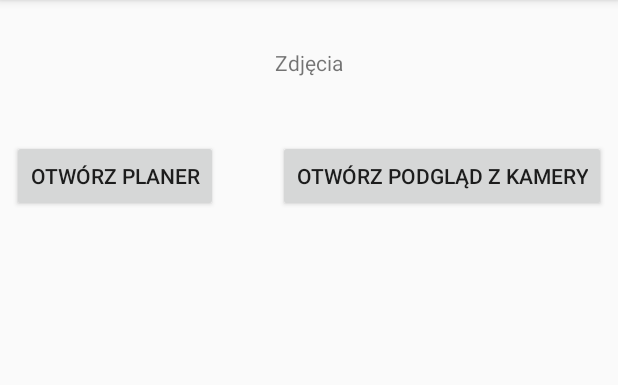
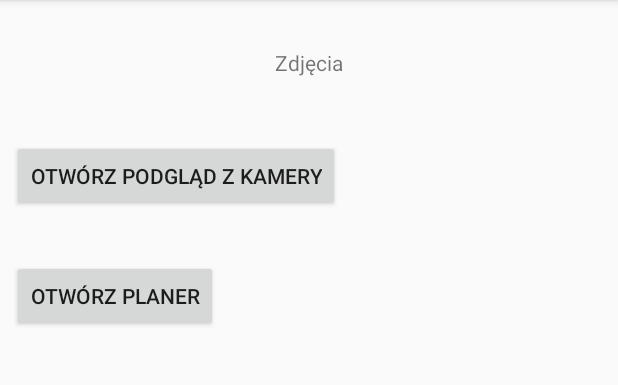
Before and after one commit to sebastiansoch/TakePhoto, an Android app: the screen it shows after launch (MainActivity), on a phone screen of 412 x 824 dp, the part 84-469 px from its top. Run offline under Robolectric (Android 15) with nearby library versions, the phone set to English and light mode, and no system bars.

Commit message:
Camera Preview, Changed Main View

```diff
--- a/app/src/main/res/layout/activity_main.xml
+++ b/app/src/main/res/layout/activity_main.xml
@@ -18,6 +18,16 @@
         app:layout_constraintStart_toStartOf="parent"
         app:layout_constraintTop_toTopOf="parent" />
 
+    <Button
+        android:id="@+id/cameraPreview_btn"
+        android:layout_width="wrap_content"
+        android:layout_height="wrap_content"
+        android:layout_marginTop="32dp"
+        android:layout_marginStart="8dp"
+        android:onClick="openCameraPreview"
+        android:text="@string/open_camera_preview"
+        app:layout_constraintStart_toStartOf="parent"
+        app:layout_constraintTop_toBottomOf="@+id/info_textView" />
 
     <Button
         android:id="@+id/photoScheduler_btn"
@@ -25,20 +35,10 @@
         android:layout_height="wrap_content"
         android:layout_marginStart="8dp"
         android:layout_marginTop="32dp"
+        android:onClick="openPhotoScheduler"
         android:text="@string/open_photo_scheduler"
         app:layout_constraintStart_toStartOf="parent"
-        app:layout_constraintTop_toBottomOf="@+id/info_textView"
-        android:onClick="openPhotoScheduler"/>
+        app:layout_constraintTop_toBottomOf="@+id/cameraPreview_btn" />
 
-    <Button
-        android:id="@+id/cameraPreview_btn"
-        android:layout_width="wrap_content"
-        android:layout_height="wrap_content"
-        android:layout_marginTop="32dp"
-        android:layout_marginEnd="8dp"
-        android:text="@string/open_camera_preview"
-        app:layout_constraintEnd_toEndOf="parent"
-        app:layout_constraintTop_toBottomOf="@+id/info_textView"
-        android:onClick="openCameraPreview"/>
 
 </android.support.constraint.ConstraintLayout>
--- a/app/src/main/res/layout/activity_photo_scheduler.xml
+++ b/app/src/main/res/layout/activity_photo_scheduler.xml
@@ -22,6 +22,7 @@
         android:layout_height="64dp"
         android:layout_marginStart="8dp"
         android:layout_marginTop="12dp"
+        android:inputType="number"
         android:textSize="24sp"
         app:layout_constraintStart_toStartOf="parent"
         app:layout_constraintTop_toBottomOf="@+id/choosePeriod_textView" />
```
Also changed, not shown: app/src/main/java/com/sebastiansoch/takephoto/CameraPreview.java (+49 -7 lines), 33 other files.
